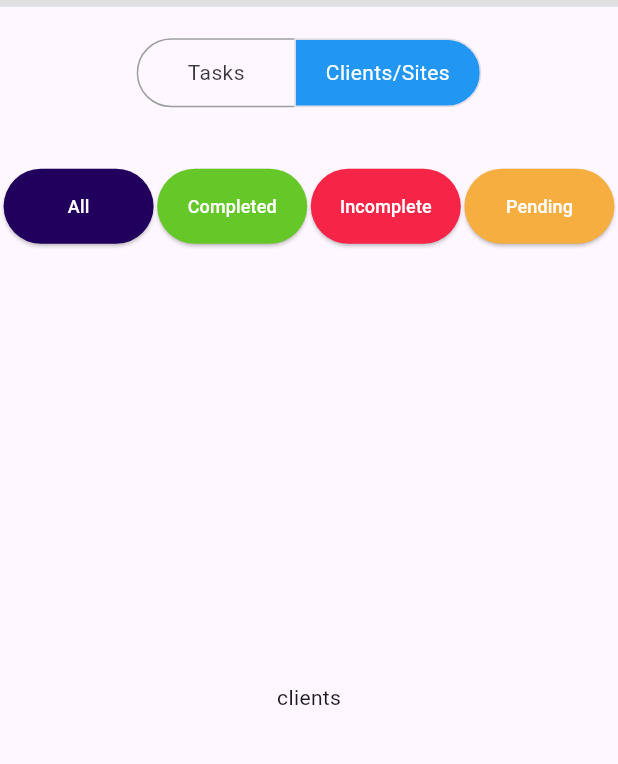
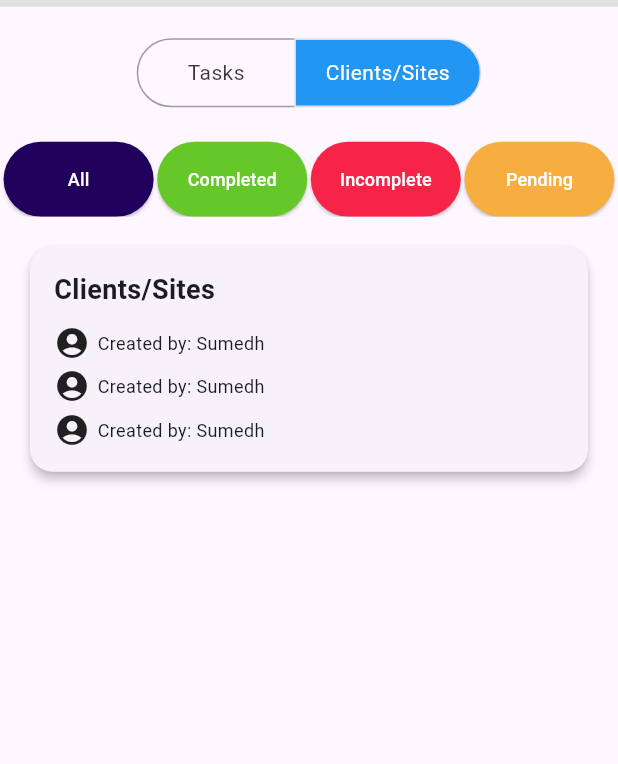
Before and after one commit to Sumedhvyas28/BWT-APP, a Flutter app: the DashboardPage screen opened directly, after a tap on "Clients/Sites", on a phone screen of 412 x 824 dp, the part 84-848 px from its top. Run offline on Flutter 3.47's test engine with Material 3 defaults, Android fonts, the phone set to English and light mode, and no system bars; our stand-ins replace smooth_page_indicator.

Commit message:
added task and clients functionality of dashboard

```diff
--- /dev/null
+++ b/lib/pages/dashboard/client_page.dart
@@ -0,0 +1,68 @@
+import 'package:flutter/material.dart';
+
+class ClientsPage extends StatelessWidget {
+  const ClientsPage({super.key});
+
+  @override
+  Widget build(BuildContext context) {
+    return Scaffold(
+        body: Padding(
+      padding: const EdgeInsets.all(16.0),
+      child: Card(
+        elevation: 3,
+        shape: RoundedRectangleBorder(
+          borderRadius: BorderRadius.circular(15),
+        ),
+        child: const Padding(
+          padding: EdgeInsets.all(16.0),
+          child: Column(
+            crossAxisAlignment: CrossAxisAlignment.start,
+            mainAxisSize: MainAxisSize.min,
+            children: [
+              Text(
+                'Clients/Sites',
+                style: TextStyle(
+                  fontSize: 18,
+                  fontWeight: FontWeight.bold,
+                ),
+              ),
+              SizedBox(height: 10),
+              Row(
+                children: [
+                  Icon(Icons.account_circle_rounded),
+                  SizedBox(width: 5),
+                  Text(
+                    'Created by: Sumedh',
+                    style: TextStyle(fontSize: 12),
+                  ),
+                ],
+              ),
+              SizedBox(height: 5),
+              Row(
+                children: [
+                  Icon(Icons.account_circle_rounded),
+                  SizedBox(width: 5),
+                  Text(
+                    'Created by: Sumedh',
+                    style: TextStyle(fontSize: 12),
+                  ),
+                ],
+              ),
+              SizedBox(height: 5),
+              Row(
+                children: [
+                  Icon(Icons.account_circle_rounded),
+                  SizedBox(width: 5),
+                  Text(
+                    'Created by: Sumedh',
+                    style: TextStyle(fontSize: 12),
+                  ),
+                ],
+              ),
+            ],
+          ),
+        ),
+      ),
+    ));
+  }
+}
--- a/lib/pages/dashboard/dashboard.dart
+++ b/lib/pages/dashboard/dashboard.dart
@@ -1,5 +1,11 @@
 import 'package:flutter/material.dart';
 import 'package:flutter_application_1/constants/pallete.dart';
+import 'package:flutter_application_1/pages/dashboard/client_page.dart';
+import 'package:flutter_application_1/pages/dashboard/task_page.dart';
+
+//pending
+// dashboard bottom navbar
+// styling not perfect
 
 class DashboardPage extends StatefulWidget {
   const DashboardPage({super.key});
@@ -19,9 +25,7 @@ class _DashboardPageState extends State<DashboardPage> {
         elevation: 0,
         leading: IconButton(
           onPressed: () {},
-          icon: const Icon(
-            Icons.menu,
-          ),
+          icon: const Icon(Icons.menu),
         ),
         title: const Row(
           children: [
@@ -38,9 +42,7 @@ class _DashboardPageState extends State<DashboardPage> {
         actions: [
           IconButton(
             onPressed: () {},
-            icon: const Icon(
-              Icons.search,
-            ),
+            icon: const Icon(Icons.search),
           )
         ],
       ),
@@ -52,9 +54,7 @@ class _DashboardPageState extends State<DashboardPage> {
             height: 4.5,
           ),
           Padding(
-            padding: const EdgeInsets.symmetric(
-              vertical: 20,
-            ),
+            padding: const EdgeInsets.symmetric(vertical: 20),
             child: Center(
               child: ToggleButtons(
                 isSelected: isSelected,
@@ -86,36 +86,21 @@ class _DashboardPageState extends State<DashboardPage> {
               ),
             ),
           ),
-          const SizedBox(
-            height: 20,
-          ),
+          const SizedBox(height: 2),
           Row(
             mainAxisAlignment: MainAxisAlignment.spaceEvenly,
             children: [
-              _buildButton('All', Pallete.lineButton1Color, () {
-                // logic for button
-                // for later
-              }),
-              _buildButton('Completed', Pallete.lineButton2Color, () {
-                // logic for button
-                // for later
-              }),
-              _buildButton('Incomplete', Pallete.lineButton3Color, () {
-                // logic for button
-                // for later
-              }),
-              _buildButton('Pending', Pallete.lineButton4Color, () {
-                // logic for button
-                // for later
-              }),
+              _buildButton('All', Pallete.lineButton1Color, () {}),
+              _buildButton('Completed', Pallete.lineButton2Color, () {}),
+              _buildButton('Incomplete', Pallete.lineButton3Color, () {}),
+              _buildButton('Pending', Pallete.lineButton4Color, () {}),
             ],
           ),
           Expanded(
-              child: Center(
-            child: Text(
-              isSelected[0] ? 'tasks' : 'clients',
+            child: Center(
+              child: isSelected[0] ? const TasksPage() : ClientsPage(),
             ),
-          ))
+          ),
         ],
       ),
     );
@@ -128,7 +113,7 @@ class _DashboardPageState extends State<DashboardPage> {
         onPressed: onPressed,
         child: Text(
           text,
-          style: TextStyle(fontSize: 12, color: Colors.white),
+          style: const TextStyle(fontSize: 12, color: Colors.white),
         ),
         style: ElevatedButton.styleFrom(
           padding: const EdgeInsets.symmetric(
@@ -136,11 +121,24 @@ class _DashboardPageState extends State<DashboardPage> {
             vertical: 12,
           ),
           backgroundColor: color,
-          shape:
-              RoundedRectangleBorder(borderRadius: BorderRadius.circular(30)),
+          shape: RoundedRectangleBorder(
+            borderRadius: BorderRadius.circular(30),
+          ),
           minimumSize: const Size(80, 50),
         ),
       ),
     );
   }
+
+  Widget _buildClients() {
+    return const Center(
+      child: Text(
+        'Clients/Sites content goes here.',
+        style: TextStyle(
+          fontSize: 18,
+          color: Pallete.mainFontColor,
+        ),
+      ),
+    );
+  }
 }
--- /dev/null
+++ b/lib/pages/dashboard/task_page.dart
@@ -0,0 +1,158 @@
+import 'package:flutter/material.dart';
+
+// pending
+// fully logic for schedule task had to be don
+
+class TasksPage extends StatelessWidget {
+  const TasksPage({super.key});
+
+  @override
+  Widget build(BuildContext context) {
+    return Scaffold(
+      body: _buildTasks(),
+    );
+  }
+
+  Widget _buildTasks() {
+    return ListView.builder(
+      itemCount: 3,
+      itemBuilder: (context, index) {
+        return Padding(
+          padding: const EdgeInsets.symmetric(
+            horizontal: 20,
+            vertical: 12,
+          ),
+          child: Container(
+            child: Row(
+              crossAxisAlignment: CrossAxisAlignment.center,
+              children: [
+                Column(
+                  mainAxisAlignment: MainAxisAlignment.center,
+                  children: [
+                    const Text(
+                      '10:00 AM',
+                      style: TextStyle(
+                        fontSize: 14,
+                        fontWeight: FontWeight.bold,
+                        color: Colors.black,
+                      ),
+                    ),
+                    const SizedBox(height: 5),
+                    Container(
+                      width: 2,
+                      height: 10,
+                      color: Colors.black,
+                    ),
+                    const SizedBox(height: 5),
+                    const Text(
+                      '11:00 AM',
+                      style: TextStyle(
+                        color: Colors.black,
+                        fontWeight: FontWeight.bold,
+                        fontSize: 14,
+                      ),
+                    ),
+                  ],
+                ),
+                const SizedBox(width: 10),
+                Expanded(
+                  child: Card(
+                    elevation: 3,
+                    shape: RoundedRectangleBorder(
+                      borderRadius: BorderRadius.circular(15),
+                    ),
+                    child: Padding(
+                      padding: const EdgeInsets.all(16.0),
+                      child: Column(
+                        crossAxisAlignment: CrossAxisAlignment.start,
+                        children: [
+                          const Row(
+                            children: [
+                              Icon(Icons.task),
+                              SizedBox(width: 8),
+                              Column(
+                                crossAxisAlignment: CrossAxisAlignment.start,
+                                children: [
+                                  Text(
+                                    'Schedule Task',
+                                    style: TextStyle(fontSize: 15),
+                                  ),
+                                  Text(
+                                    'Monday, July 1',
+                                    style: TextStyle(fontSize: 15),
+                                  ),
+                                ],
+                              ),
+                            ],
+                          ),
+                          Row(
+                            children: [
+                              const Text(
+                                'Task',
+                                style: TextStyle(
+                                  fontSize: 14,
+                                  fontWeight: FontWeight.bold,
+                                ),
+                              ),
+                              ElevatedButton(
+                                onPressed: () {},
+                                style: ElevatedButton.styleFrom(
+                                  padding: const EdgeInsets.symmetric(
+                                      horizontal: 8, vertical: 4),
+                                  minimumSize: const Size(40, 30),
+                                  shape: RoundedRectangleBorder(
+                                    borderRadius: BorderRadius.circular(8),
+                                  ),
+                                ),
+                                child: const Text(
+                                  'Complete',
+                                  style: TextStyle(fontSize: 12),
+                                ),
+                              ),
+                            ],
+                          ),
+                          const SizedBox(height: 8),
+                          const Column(
+                            crossAxisAlignment: CrossAxisAlignment.start,
+                            children: [
+                              Row(
+                                children: [
+                                  Icon(Icons.account_circle_rounded, size: 16),
+                                  SizedBox(width: 5),
+                                  Text('Created by: Sumedh',
+                                      style: TextStyle(fontSize: 11)),
+                                ],
+                              ),
+                              SizedBox(height: 5),
+                              Row(
+                                children: [
+                                  Icon(Icons.account_circle_rounded, size: 16),
+                                  SizedBox(width: 5),
+                                  Text('Created by: Sumedh',
+                                      style: TextStyle(fontSize: 11)),
+                                ],
+                              ),
+                              SizedBox(height: 5),
+                              Row(
+                                children: [
+                                  Icon(Icons.account_circle_rounded, size: 16),
+                                  SizedBox(width: 5),
+                                  Text('Created by: Sumedh',
+                                      style: TextStyle(fontSize: 11)),
+                                ],
+                              ),
+                            ],
+                          ),
+                        ],
+                      ),
+                    ),
+                  ),
+                ),
+              ],
+            ),
+          ),
+        );
+      },
+    );
+  }
+}
```
